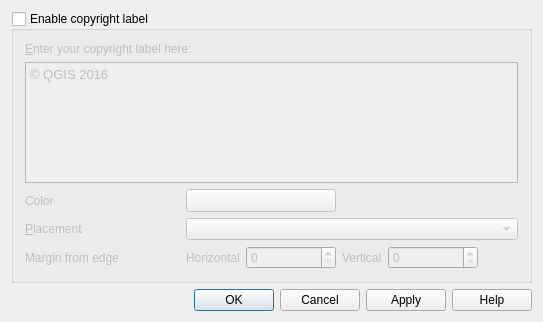
First picture: the form in src/ui/qgsdecorationcopyrightdialog.ui, repository carsmie/QGIS, before the edit.
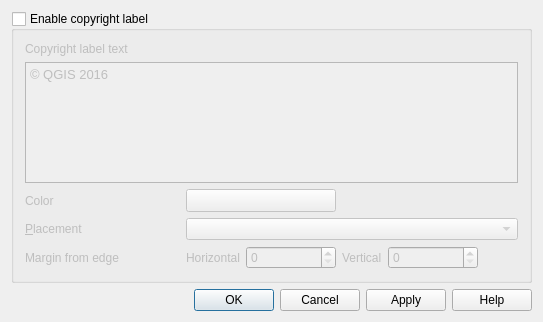
Second picture: the form after the edit. Icons and pictures are not drawn. Custom widgets are drawn as their Qt base class.

Commit message: Fix dialogs which violate HIG (use of : at end of label)

What changed in the file:
```diff
--- a/src/ui/qgsdecorationcopyrightdialog.ui
+++ b/src/ui/qgsdecorationcopyrightdialog.ui
@@ -49,7 +49,7 @@
       <item row="0" column="0" colspan="2">
        <widget class="QLabel" name="label_2">
         <property name="text">
-         <string>&amp;Enter your copyright label here:</string>
+         <string>Copyright label text</string>
         </property>
         <property name="buddy">
          <cstring>txtCopyrightText</cstring>
```
The commit also changes 26 other files.
